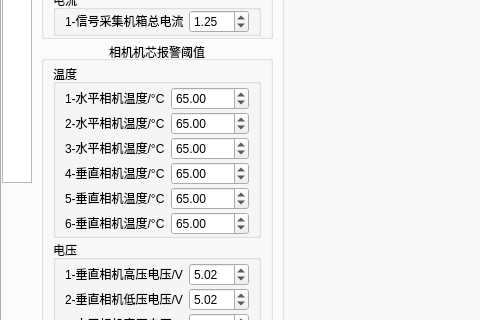
Old version of the form mainwindow.ui in the repository MrXiaomao/HardXrayCamera; both pictures show x 0 to 480 and y 309 to 629 of the 1272 by 926 pixel window.
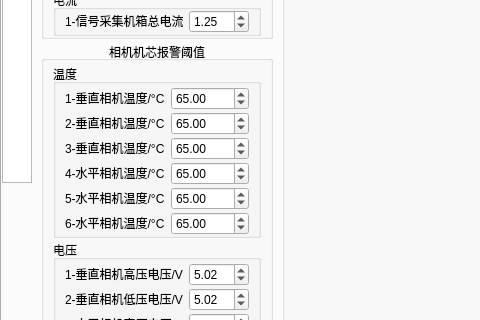
New version of the form. The open tabs and pages were chosen to show the change. Icons and pictures are not drawn. Custom widgets are drawn as their Qt base class.

Commit message: 修复探测器状态监测（温度、电压、电流）中y轴范围只增不减的问题。

```diff
--- a/mainwindow.ui
+++ b/mainwindow.ui
@@ -1092,7 +1092,7 @@
                               </sizepolicy>
                              </property>
                              <property name="text">
-                              <string>1-水平相机温度/°C</string>
+                              <string>1-垂直相机温度/°C</string>
                              </property>
                             </widget>
                            </item>
@@ -1127,7 +1127,7 @@
                               </sizepolicy>
                              </property>
                              <property name="text">
-                              <string>2-水平相机温度/°C</string>
+                              <string>2-垂直相机温度/°C</string>
                              </property>
                             </widget>
                            </item>
@@ -1162,7 +1162,7 @@
                               </sizepolicy>
                              </property>
                              <property name="text">
-                              <string>3-水平相机温度/°C</string>
+                              <string>3-垂直相机温度/°C</string>
                              </property>
                             </widget>
                            </item>
@@ -1197,7 +1197,7 @@
                               </sizepolicy>
                              </property>
                              <property name="text">
-                              <string>4-垂直相机温度/°C</string>
+                              <string>4-水平相机温度/°C</string>
                              </property>
                             </widget>
                            </item>
@@ -1232,7 +1232,7 @@
                               </sizepolicy>
                              </property>
                              <property name="text">
-                              <string>5-垂直相机温度/°C</string>
+                              <string>5-水平相机温度/°C</string>
                              </property>
                             </widget>
                            </item>
@@ -1267,7 +1267,7 @@
                               </sizepolicy>
                              </property>
                              <property name="text">
-                              <string>6-垂直相机温度/°C</string>
+                              <string>6-水平相机温度/°C</string>
                              </property>
                             </widget>
                            </item>
```
Left out of the diff: 2 changed lines with no effect on the pictures. The commit also changes 2 other files.
